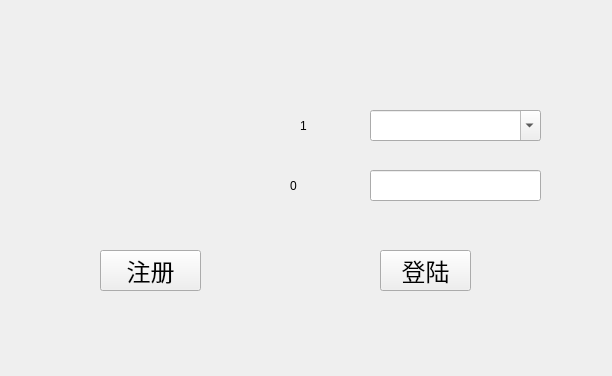
Qt form Restaurant/logindialog.ui (PG98/2017SepQt) before a commit.
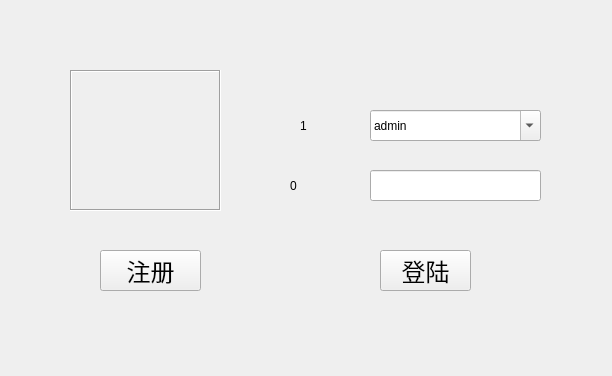
The same form after that commit. Icons and pictures are not drawn.

Diff of the .ui file:
```diff
--- a/Restaurant/logindialog.ui
+++ b/Restaurant/logindialog.ui
@@ -14,6 +14,9 @@
    <string>Dialog</string>
   </property>
   <widget class="QLabel" name="userPic">
+   <property name="enabled">
+    <bool>true</bool>
+   </property>
    <property name="geometry">
     <rect>
      <x>70</x>
@@ -22,8 +25,14 @@
      <height>141</height>
     </rect>
    </property>
+   <property name="autoFillBackground">
+    <bool>false</bool>
+   </property>
    <property name="frameShape">
-    <enum>QFrame::NoFrame</enum>
+    <enum>QFrame::Box</enum>
+   </property>
+   <property name="frameShadow">
+    <enum>QFrame::Sunken</enum>
    </property>
    <property name="text">
     <string/>
@@ -94,6 +103,24 @@
    <property name="currentText">
     <string/>
    </property>
+   <property name="frame">
+    <bool>true</bool>
+   </property>
+   <item>
+    <property name="text">
+     <string>admin</string>
+    </property>
+   </item>
+   <item>
+    <property name="text">
+     <string>cook</string>
+    </property>
+   </item>
+   <item>
+    <property name="text">
+     <string>manager</string>
+    </property>
+   </item>
   </widget>
   <widget class="QLineEdit" name="pwdLineEdit">
    <property name="geometry">
```
Left out of the diff: 16 changed lines with no effect on the pictures.
